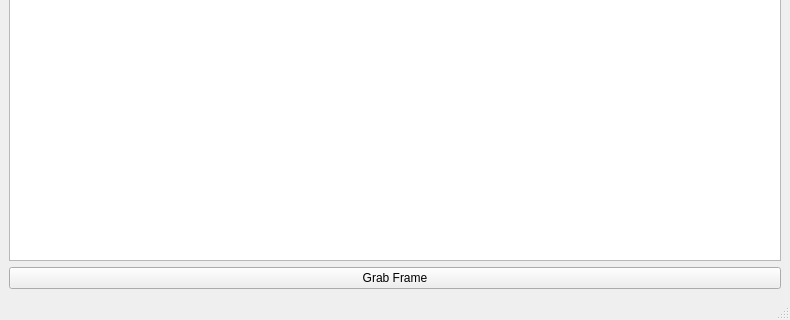
First picture: the form in apps/windows_kinect_grabber/gui/wkg_main_window.ui, repository abroun/text_mapping, before the edit; both pictures show x 0 to 790 and y 228 to 548 of the 790 by 548 pixel window.
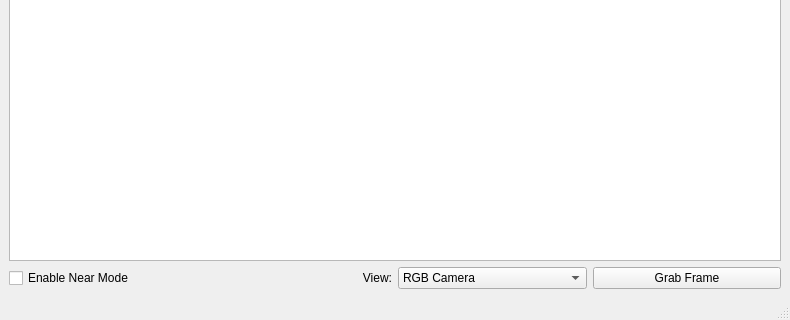
Second picture: the form after the edit.

Commit message: Did some more work on the kinect grabber. Got program to display the depth image with colour values and was able to tentatively work out the focal length and conversion factor for moving from depth map coordinates to world coordinates

```diff
--- a/apps/windows_kinect_grabber/gui/wkg_main_window.ui
+++ b/apps/windows_kinect_grabber/gui/wkg_main_window.ui
@@ -29,11 +29,46 @@
      </widget>
     </item>
     <item>
+     <layout class="QHBoxLayout" name="horizontalLayout">
+      <item>
+       <widget class="QCheckBox" name="checkNearMode">
+        <property name="text">
+         <string>Enable Near Mode</string>
+        </property>
+       </widget>
+      </item>
+      <item>
+       <widget class="QLabel" name="label">
+        <property name="text">
+         <string>View:</string>
+        </property>
+        <property name="alignment">
+         <set>Qt::AlignRight|Qt::AlignTrailing|Qt::AlignVCenter</set>
+        </property>
+       </widget>
+      </item>
+      <item>
+       <widget class="QComboBox" name="cbxView">
+        <item>
+         <property name="text">
+          <string>RGB Camera</string>
+         </property>
+        </item>
+        <item>
+         <property name="text">
+          <string>Depth Camera</string>
+         </property>
+        </item>
+       </widget>
+      </item>
+      <item>
      <widget class="QPushButton" name="btnGrabFrame">
       <property name="text">
        <string>Grab Frame</string>
       </property>
      </widget>
+      </item>
+     </layout>
     </item>
    </layout>
   </widget>
```
Left out of the diff: 2 changed lines with no effect on the pictures. Lines whose indentation alone changed are shown as unchanged. The commit also changes 2 other files.
